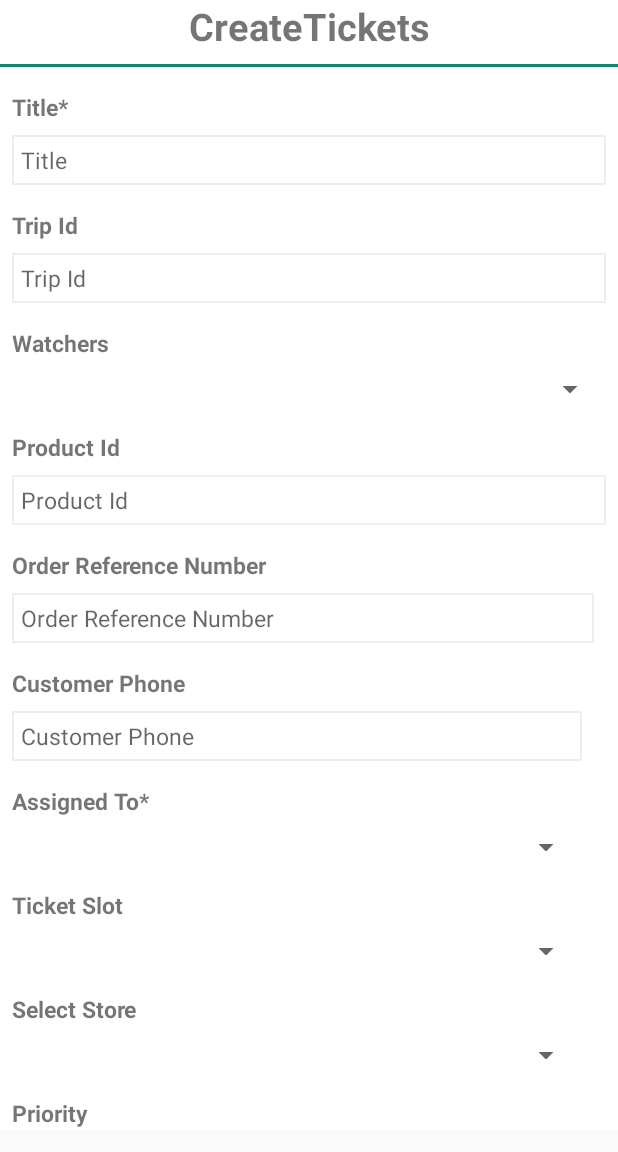
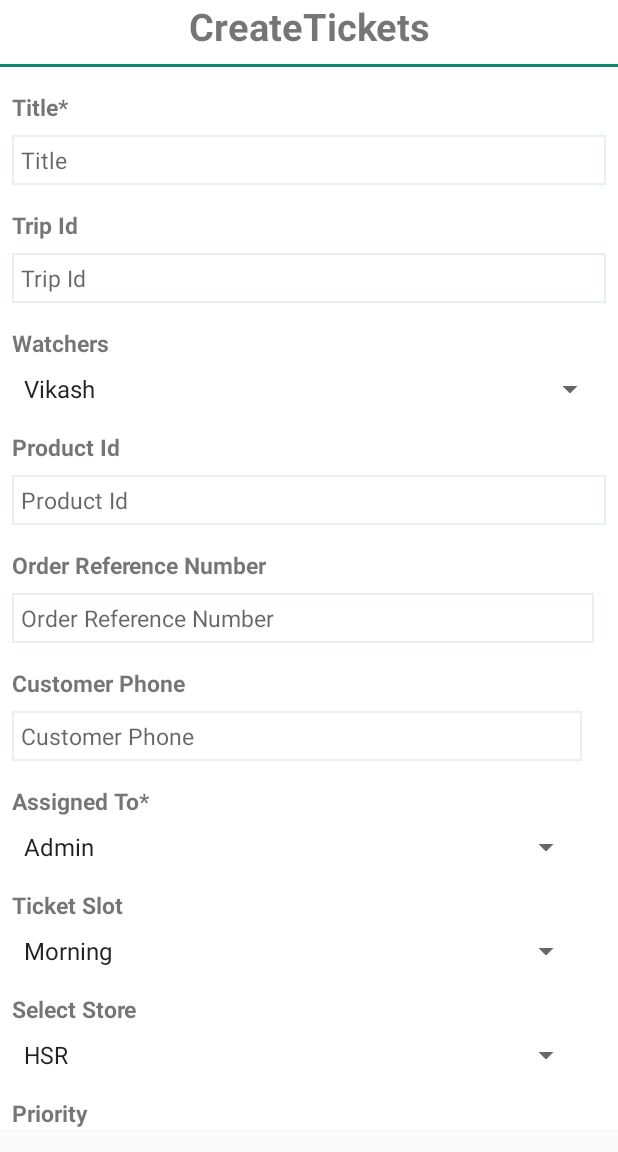
Before and after one commit to Amaann/AdminProject, an Android app: the fragment CreatesTicketFragment placed in its activity, on a phone screen of 412 x 824 dp, the part 84-1236 px from its top. Run offline under Robolectric (Android 15) with nearby library versions, the phone set to English and light mode, and no system bars.

Commit message:
added array in all spinner

```diff
--- a/app/src/main/java/com/example/aman/adminproject/CreatesTicketFragment.java
+++ b/app/src/main/java/com/example/aman/adminproject/CreatesTicketFragment.java
@@ -1,7 +1,5 @@
 package com.example.aman.adminproject;
 
-import android.content.Context;
-import android.net.Uri;
 import android.os.Bundle;
 import android.support.annotation.NonNull;
 import android.support.annotation.Nullable;
@@ -9,17 +7,55 @@ import android.support.v4.app.Fragment;
 import android.view.LayoutInflater;
 import android.view.View;
 import android.view.ViewGroup;
+import android.widget.ArrayAdapter;
+import android.widget.Spinner;
 
 
 public class CreatesTicketFragment extends Fragment {
 
+    Spinner spinnerAssignedto, spinnerWatchers, spinnerTicketSlot, spinnerSelectStore;
+    ArrayAdapter<CharSequence> arrayAdapterAssignedto, arrayAdapterWatchers, arrayAdapterTicketSlot, arrayAdapterSelectStore;
+
     View v;
 
-
-    @Nullable
     @Override
     public View onCreateView(@NonNull LayoutInflater inflater, @Nullable ViewGroup container, @Nullable Bundle savedInstanceState) {
         v = inflater.inflate(R.layout.fragment_creates_ticket, container, false);
+
+        initView();
+
         return v;
+
+
     }
+
+    private void initView() {
+        spinnerWatchers = v.findViewById(R.id.Id_Spinner_Watchers);
+        spinnerAssignedto = v.findViewById(R.id.Id_Spinner_AssignedTo);
+        spinnerTicketSlot = v.findViewById(R.id.Id_Spinner_TicketSlot);
+        spinnerSelectStore = v.findViewById(R.id.Id_Spinner_SelectStore);
+
+        arrayAdapterWatchers = ArrayAdapter.createFromResource(getActivity(), R.array.watchers, android.R.layout.simple_spinner_item);
+        arrayAdapterWatchers.setDropDownViewResource(R.layout.support_simple_spinner_dropdown_item);
+        spinnerWatchers.setAdapter(arrayAdapterWatchers);
+
+
+        arrayAdapterAssignedto = ArrayAdapter.createFromResource(getActivity(), R.array.assignedTo, android.R.layout.simple_spinner_item);
+        arrayAdapterAssignedto.setDropDownViewResource(R.layout.support_simple_spinner_dropdown_item);
+        spinnerAssignedto.setAdapter(arrayAdapterAssignedto);
+
+
+        arrayAdapterTicketSlot = ArrayAdapter.createFromResource(getActivity(),R.array.ticketSlot, android.R.layout.simple_spinner_item);
+        arrayAdapterTicketSlot.setDropDownViewResource(R.layout.support_simple_spinner_dropdown_item);
+        spinnerTicketSlot.setAdapter(arrayAdapterTicketSlot);
+
+        arrayAdapterSelectStore = ArrayAdapter.createFromResource(getActivity(), R.array.Warehouse, android.R.layout.simple_spinner_item);
+        arrayAdapterSelectStore.setDropDownViewResource(R.layout.support_simple_spinner_dropdown_item);
+        spinnerSelectStore.setAdapter(arrayAdapterSelectStore);
+
+
+
+
+    }
+
 }
--- a/app/src/main/java/com/example/aman/adminproject/SearchTicktesFragment.java
+++ b/app/src/main/java/com/example/aman/adminproject/SearchTicktesFragment.java
@@ -53,19 +53,6 @@ public class SearchTicktesFragment extends Fragment {
         arrayAdapter.setDropDownViewResource(R.layout.support_simple_spinner_dropdown_item);
         spinner.setAdapter(arrayAdapter);
 
-        spinner.setOnItemSelectedListener(new AdapterView.OnItemSelectedListener() {
-            @Override
-            public void onItemSelected(AdapterView<?> parent, View view, int position, long id) {
-
-                Toast.makeText(getContext(), parent.getItemIdAtPosition(position) + " is selected", Toast.LENGTH_SHORT).show();
-            }
-
-            @Override
-            public void onNothingSelected(AdapterView<?> parent) {
-
-            }
-        });
-
     }
 
 
--- a/app/src/main/res/layout/fragment_creates_ticket.xml
+++ b/app/src/main/res/layout/fragment_creates_ticket.xml
@@ -112,7 +112,7 @@
                 app:layout_constraintTop_toBottomOf="@+id/editText7" />
 
             <Spinner
-                android:id="@+id/spinner2"
+                android:id="@+id/Id_Spinner_Watchers"
                 android:layout_width="0dp"
                 android:layout_height="wrap_content"
                 android:layout_marginTop="8dp"
@@ -128,8 +128,8 @@
                 android:text="Product Id"
                 android:textSize="15sp"
                 android:textStyle="bold"
-                app:layout_constraintStart_toStartOf="@+id/spinner2"
-                app:layout_constraintTop_toBottomOf="@+id/spinner2" />
+                app:layout_constraintStart_toStartOf="@+id/Id_Spinner_Watchers"
+                app:layout_constraintTop_toBottomOf="@+id/Id_Spinner_Watchers" />
 
             <EditText
                 android:id="@+id/editText9"
@@ -142,7 +142,7 @@
                 android:inputType="textPersonName"
                 android:padding="6dp"
                 android:textSize="15sp"
-                app:layout_constraintEnd_toEndOf="@+id/spinner2"
+                app:layout_constraintEnd_toEndOf="@+id/Id_Spinner_Watchers"
                 app:layout_constraintStart_toStartOf="@+id/textView16"
                 app:layout_constraintTop_toBottomOf="@+id/textView16" />
 
@@ -214,7 +214,7 @@
                 app:layout_constraintTop_toBottomOf="@+id/editText11" />
 
             <Spinner
-                android:id="@+id/spinner3"
+                android:id="@+id/Id_Spinner_AssignedTo"
                 android:layout_width="0dp"
                 android:layout_height="wrap_content"
                 android:layout_marginTop="8dp"
@@ -230,15 +230,15 @@
                 android:text="Ticket Slot"
                 android:textSize="15sp"
                 android:textStyle="bold"
-                app:layout_constraintStart_toStartOf="@+id/spinner3"
-                app:layout_constraintTop_toBottomOf="@+id/spinner3" />
+                app:layout_constraintStart_toStartOf="@+id/Id_Spinner_AssignedTo"
+                app:layout_constraintTop_toBottomOf="@+id/Id_Spinner_AssignedTo" />
 
             <Spinner
-                android:id="@+id/spinner4"
+                android:id="@+id/Id_Spinner_TicketSlot"
                 android:layout_width="0dp"
                 android:layout_height="wrap_content"
                 android:layout_marginTop="8dp"
-                app:layout_constraintEnd_toEndOf="@+id/spinner3"
+                app:layout_constraintEnd_toEndOf="@+id/Id_Spinner_AssignedTo"
                 app:layout_constraintStart_toStartOf="@+id/textView25"
                 app:layout_constraintTop_toBottomOf="@+id/textView25" />
 
@@ -250,16 +250,16 @@
                 android:text="Select Store"
                 android:textSize="15sp"
                 android:textStyle="bold"
-                app:layout_constraintStart_toStartOf="@+id/spinner4"
-                app:layout_constraintTop_toBottomOf="@+id/spinner4" />
+                app:layout_constraintStart_toStartOf="@+id/Id_Spinner_TicketSlot"
+                app:layout_constraintTop_toBottomOf="@+id/Id_Spinner_TicketSlot" />
 
             <Spinner
-                android:id="@+id/spinner5"
+                android:id="@+id/Id-Spinner_SelectStore"
                 android:layout_width="0dp"
                 android:layout_height="wrap_content"
                 android:layout_marginTop="8dp"
                 android:spinnerMode="dropdown"
-                app:layout_constraintEnd_toEndOf="@+id/spinner4"
+                app:layout_constraintEnd_toEndOf="@+id/Id_Spinner_TicketSlot"
                 app:layout_constraintStart_toStartOf="@+id/textView29"
                 app:layout_constraintTop_toBottomOf="@+id/textView29" />
 
@@ -271,8 +271,8 @@
                 android:text="Priority"
                 android:textSize="15sp"
                 android:textStyle="bold"
-                app:layout_constraintStart_toStartOf="@+id/spinner5"
-                app:layout_constraintTop_toBottomOf="@+id/spinner5"/>
+                app:layout_constraintStart_toStartOf="@+id/Id-Spinner_SelectStore"
+                app:layout_constraintTop_toBottomOf="@+id/Id-Spinner_SelectStore"/>
 
 
 
--- a/app/src/main/res/values/strings.xml
+++ b/app/src/main/res/values/strings.xml
@@ -36,8 +36,27 @@
         <item>Sarjapur</item>
         <item>MDP</item>
         <item>Meenakshi</item>
+    </string-array>
 
+    <string-array name="watchers">
+        <item>Vikash </item>
+        <item>Maitreyi</item>
+        <item>Vageesha</item>
+        <item>Anup</item>
+    </string-array>
 
-       </string-array>
+    <string-array name="assignedTo">
+        <item>Admin </item>
+        <item>Tech</item>
+        <item>Hr</item>
+        <item>Operation</item>
+    </string-array>
+
+    <string-array name="ticketSlot">
+        <item>Morning </item>
+        <item>Afternoon</item>
+        <item>Evening</item>
+        <item>Night</item>
+    </string-array>
 
 </resources>
```
